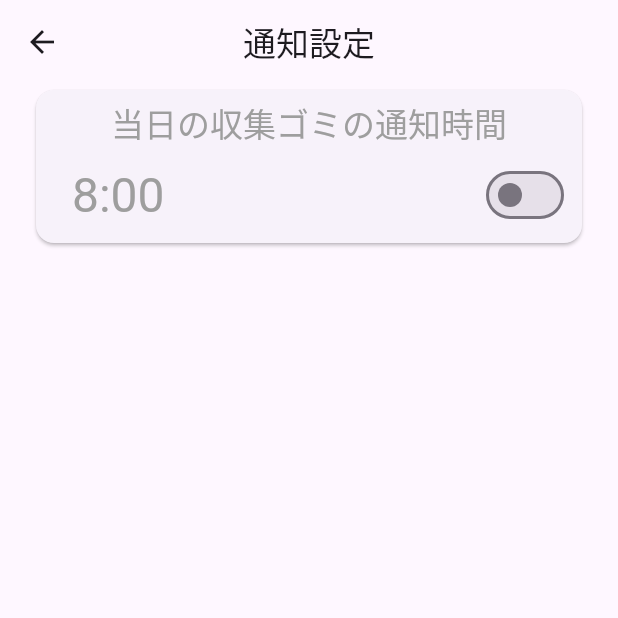
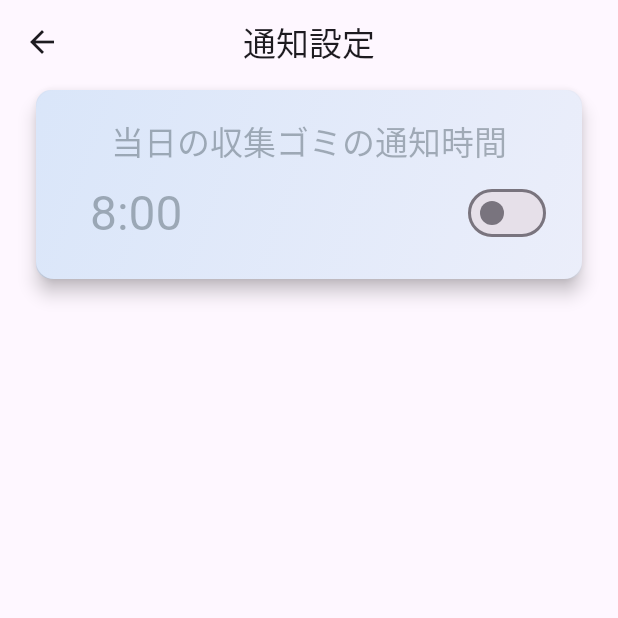
Before and after one commit to dai10512/trash-out, a Flutter app: the screen it shows after launch, after a tap on the "settings" icon, on a phone screen of 412 x 824 dp, the top half of it. Run offline on Flutter 3.47's test engine with Material 2 defaults, Android fonts, the phone set to English and light mode, and no system bars; our stand-ins replace awesome_notifications, flutter_riverpod, hive_flutter, modal_bottom_sheet; accounts and stored records are empty; statements that could not run were skipped.

Commit message:
fix cardColor

```diff
--- a/lib/view/notificationSetting_view.dart
+++ b/lib/view/notificationSetting_view.dart
@@ -55,14 +55,17 @@ Widget notificationListTile(BuildContext context, int index) {
       return Padding(
         padding: const EdgeInsets.symmetric(horizontal: 20.0),
         child: Card(
-          child: Padding(
-            padding: const EdgeInsets.all(8.0),
+          elevation: commonElevation,
+          child: Container(
+            decoration:
+                BoxDecoration(gradient: (notificationSettingModelRead.doNotify) ? cardGradient : cardGradientOff, borderRadius: BorderRadius.circular(10.0)),
+            padding: const EdgeInsets.all(20.0),
             child: Column(
               children: [
                 Text(
                   '当日の収集ゴミの通知時間',
                   style: Theme.of(context).textTheme.titleLarge!.copyWith(
-                        color: (notificationSettingModelRead.doNotify) ? Theme.of(context).primaryColor : Colors.grey,
+                        color: (notificationSettingModelRead.doNotify) ? cardTextColor : cardTextColorOff,
                       ),
                 ),
                 const SizedBox(height: 10),
@@ -73,7 +76,7 @@ Widget notificationListTile(BuildContext context, int index) {
                         child: Text(
                           notificationSettingModelWatch.formatTime(notificationSettingModelWatch.time),
                           style: Theme.of(context).textTheme.headlineLarge!.copyWith(
-                                color: (notificationSettingModelRead.doNotify) ? Theme.of(context).primaryColor : Colors.grey,
+                                color: (notificationSettingModelRead.doNotify) ? cardTextColor : cardTextColorOff,
                               ),
                         ),
                         onPressed: () async {
--- a/lib/view/trashList_view.dart
+++ b/lib/view/trashList_view.dart
@@ -46,7 +46,7 @@ class TrashListView extends ConsumerWidget {
     return GestureDetector(
       onTap: () => FocusScope.of(context).unfocus(),
       child: Padding(
-        padding: const EdgeInsets.symmetric(horizontal: commonHorizontalPadding),
+        padding: EdgeInsets.symmetric(horizontal: commonHorizontalPadding),
         child: Column(
           crossAxisAlignment: CrossAxisAlignment.start,
           children: [
@@ -89,13 +89,17 @@ class TrashListView extends ConsumerWidget {
         final TrashOfDayViewModel trashOfDayViewModelWatch = ref.watch(trashOfDayViewModelProvider); //必要
         return Expanded(
           child: Card(
-            child: Padding(
+            elevation: commonElevation,
+            child: Container(
+              decoration: BoxDecoration(gradient: cardGradient, borderRadius: BorderRadius.circular(10.0)),
+              // width: (isMonitor) ? 280 : double.infinity,
+              // padding: const EdgeInsets.all(20.0),
               padding: const EdgeInsets.all(13.0),
               child: Column(
                 children: [
                   Text(
                     formatWhichDay(whichDay),
-                    style: Theme.of(context).textTheme.bodySmall,
+                    style: Theme.of(context).textTheme.bodySmall!.copyWith(color: cardTextColor),
                   ),
                   const SizedBox(height: 5),
                   Padding(
@@ -107,7 +111,7 @@ class TrashListView extends ConsumerWidget {
                           return FittedBox(
                             child: Text(
                               snapshot.data.toString(),
-                              style: Theme.of(context).textTheme.headlineSmall,
+                              style: Theme.of(context).textTheme.headlineSmall!.copyWith(color: cardTextColor),
                               textAlign: TextAlign.center,
                             ),
                           );
@@ -115,7 +119,7 @@ class TrashListView extends ConsumerWidget {
                           return FittedBox(
                             child: Text(
                               "無し",
-                              style: Theme.of(context).textTheme.headlineSmall,
+                              style: Theme.of(context).textTheme.headlineSmall!.copyWith(color: Colors.blueGrey[700]),
                             ),
                           );
                         }
@@ -182,12 +186,24 @@ class TrashListView extends ConsumerWidget {
             await trashOfDayViewModelRead.setTotalTrashType();
           },
           child: Card(
-            child: ListTile(
-              title: Text((trash.trashType != '') ? trash.trashType : '種類が登録されていません'),
-              subtitle: Text('${formatWeeksOfMonth(trash.weeksOfMonth)}  /  ${formatWeekdays(trash.weekdays)}'),
-              onTap: () {
-                showCupertinoModalBottomSheet(context: context, builder: (context) => TrashDetailView(hiveKey));
-              },
+            elevation: commonElevation,
+            child: Container(
+              decoration: BoxDecoration(gradient: cardGradient, borderRadius: BorderRadius.circular(10.0)),
+              // width: (isMonitor) ? 280 : double.infinity,
+              padding: const EdgeInsets.all(0.0),
+              child: ListTile(
+                title: Text(
+                  (trash.trashType != '') ? trash.trashType : '種類が登録されていません',
+                  style: TextStyle(color: cardTextColor),
+                ),
+                subtitle: Text(
+                  '${formatWeeksOfMonth(trash.weeksOfMonth)}  /  ${formatWeekdays(trash.weekdays)}',
+                  style: TextStyle(color: cardTextColor),
+                ),
+                onTap: () {
+                  showCupertinoModalBottomSheet(context: context, builder: (context) => TrashDetailView(hiveKey));
+                },
+              ),
             ),
           ),
         );
```
Also changed, not shown: lib/util/util.dart (+61 -3 lines), lib/view/trash_view.dart (+6 -2 lines), 9 other files.
